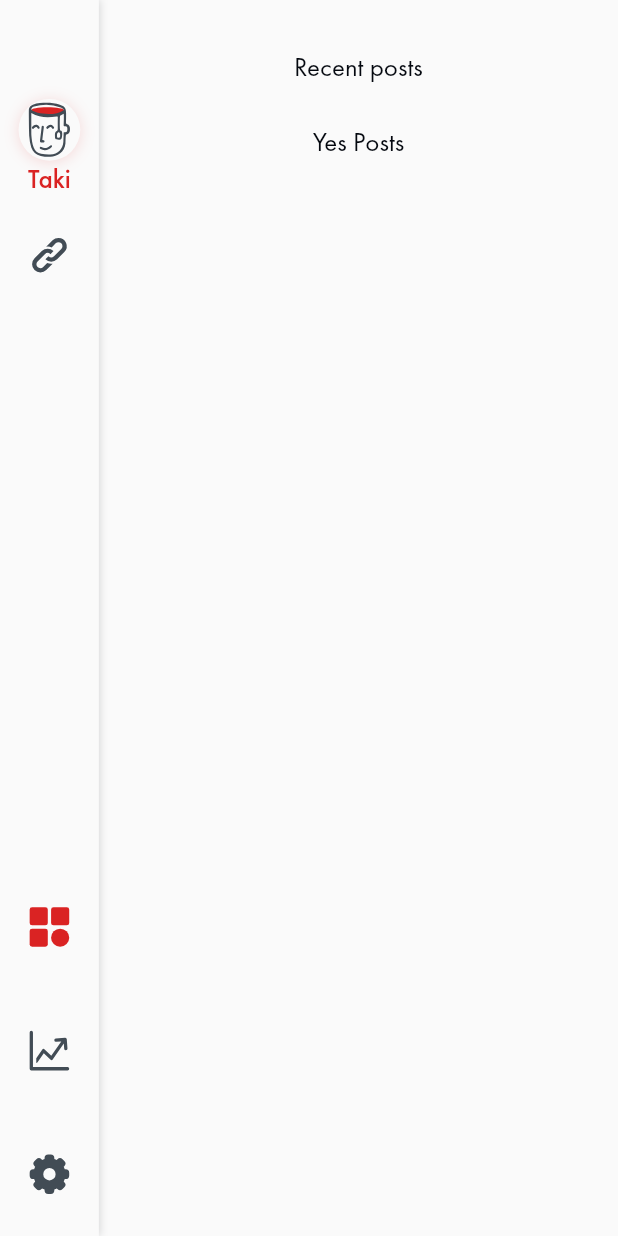
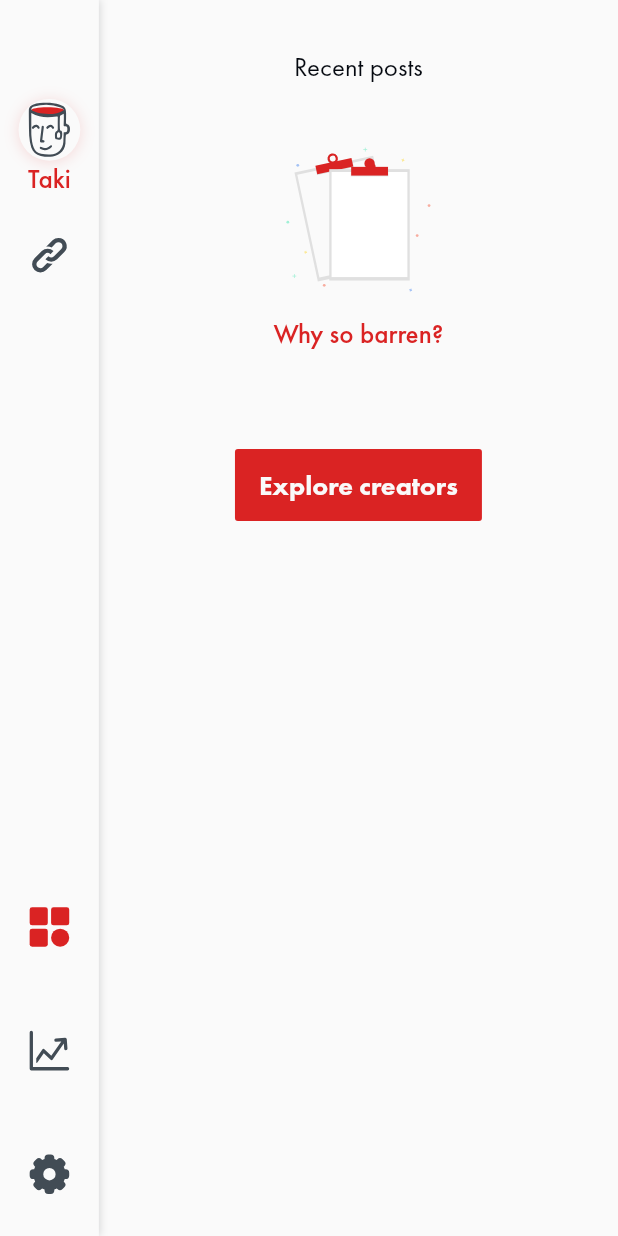
Before and after one commit to takiuddin93/AakCupChaa, a Flutter app: the screen it shows after launch, on a phone screen of 412 x 824 dp. Run offline on Flutter 3.47's test engine with Material 2 defaults, Android fonts, the phone set to English and light mode, and no system bars; our stand-ins replace flutter_svg, share.

Commit message:
minor changes to menu.dart

```diff
--- a/lib/menu.dart
+++ b/lib/menu.dart
@@ -1,3 +1,5 @@
+import 'dart:convert';
+import 'package:aakcupchaa/widgets/custom_post_widget.dart';
 import 'package:flutter/material.dart';
 import 'package:aakcupchaa/universal_variables.dart';
 import 'package:flutter_svg/flutter_svg.dart';
@@ -8,7 +10,7 @@ class Menu extends StatefulWidget {
 }
 
 class _MenuState extends State<Menu> {
-  bool hasPosts = true;
+  bool hasPosts = false;
   @override
   Widget build(BuildContext context) {
     Size media = MediaQuery.of(context).size;
@@ -49,17 +51,7 @@ class _MenuState extends State<Menu> {
                 bottom: 0.0,
               ),
               child: hasPosts
-                  ? RichText(
-                      text: TextSpan(children: <TextSpan>[
-                        TextSpan(
-                          text: "Yes Posts",
-                          style: TextStyle(
-                              color: UniversalVariables.primaryEbony,
-                              fontSize: 18.0,
-                              fontFamily: 'FuturaPTBook'),
-                        ),
-                      ]),
-                    )
+                  ? Posts()
                   : Column(
                       children: <Widget>[
                         SvgPicture.asset('assets/svgs/BarrenClipBoard.svg'),
@@ -87,6 +79,11 @@ class _MenuState extends State<Menu> {
                                 borderRadius: BorderRadius.circular(2.0)),
                             child: FlatButton(
                                 onPressed: () {
+                                  setState(() {
+                                    hasPosts
+                                        ? hasPosts = false
+                                        : hasPosts = true;
+                                  });
                                   print("Explore creators");
                                 },
                                 child: RichText(
@@ -112,3 +109,47 @@ class _MenuState extends State<Menu> {
     );
   }
 }
+
+class Posts extends StatefulWidget {
+  @override
+  _PostsState createState() => _PostsState();
+}
+
+class _PostsState extends State<Posts> {
+  @override
+  Widget build(BuildContext context) {
+    return CustomPosts();
+  }
+}
+
+// class Posts extends StatefulWidget {
+//   @override
+//   _PostsState createState() => _PostsState();
+// }
+
+// class _PostsState extends State<Posts> {
+//   @override
+//   Widget build(BuildContext context) {
+//     return Container(
+//       child: FutureBuilder(
+//         builder: (context, snapshot) {
+//           if (snapshot.hasData) {
+//             var showData = json.decode(snapshot.data.toString());
+//             return ListView.builder(
+//               itemCount: showData.length,
+//               itemBuilder: (BuildContext context, int index) {
+//                 return ListTile(
+//                   title: Text(showData['posts'][index]['pTitle']),
+//                   subtitle: Text(showData['posts'][index]['pContent']),
+//                 );
+//               },
+//             );
+//           }
+//           return Center(child: CircularProgressIndicator());
+//         },
+//         future:
+//             DefaultAssetBundle.of(context).loadString("assets/json/posts.json"),
+//       ),
+//     );
+//   }
+// }
```
